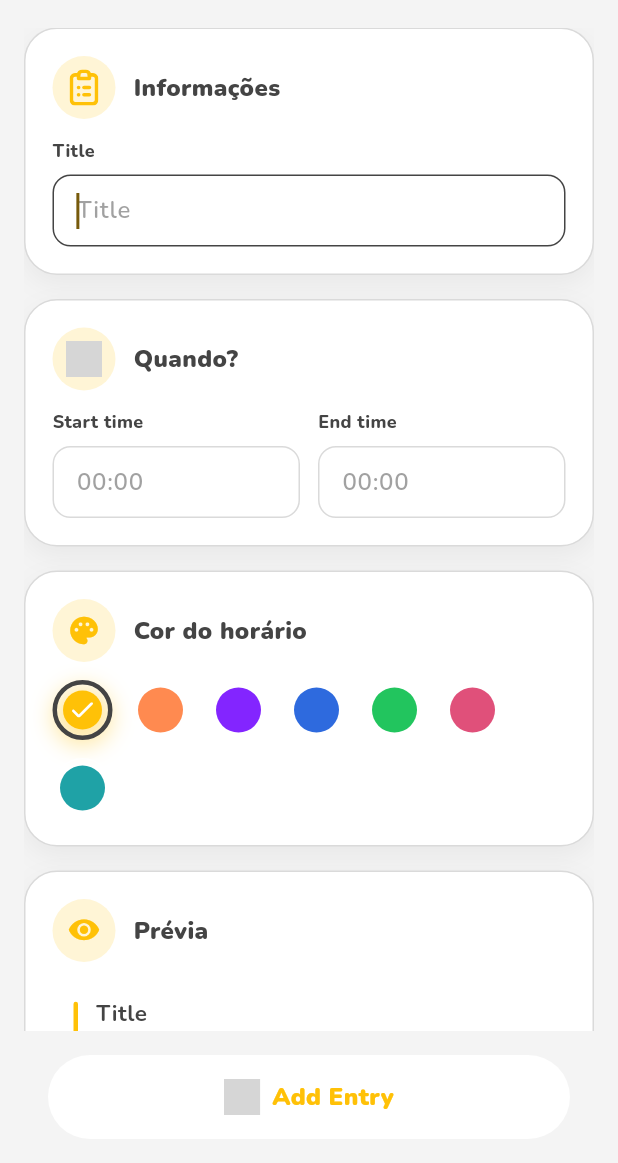
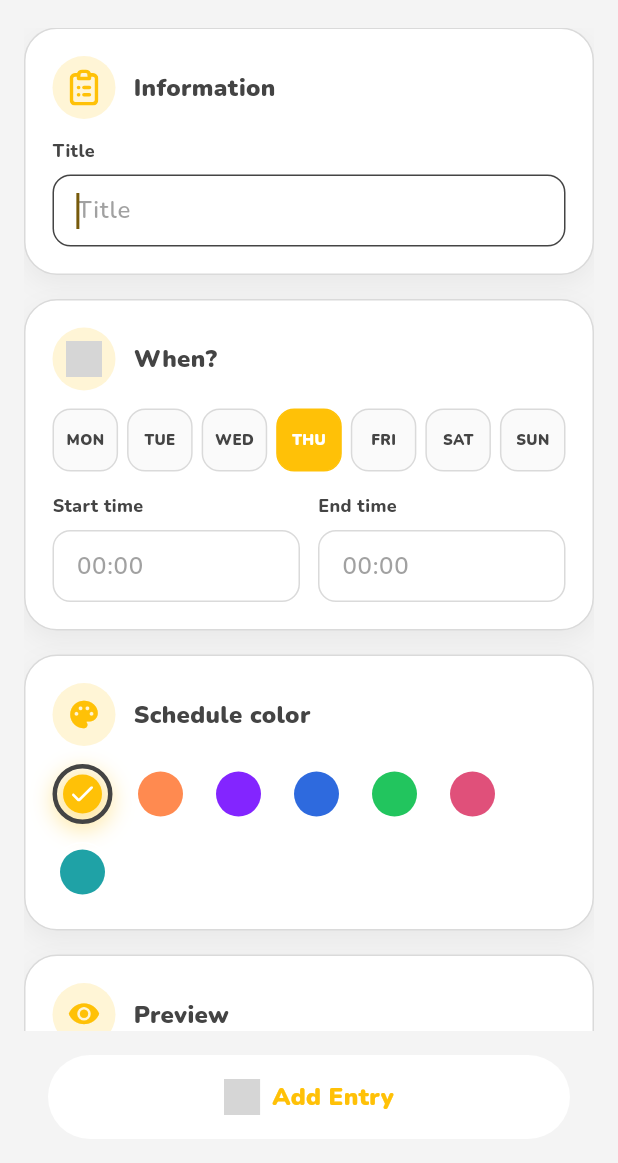
Before and after one commit to JoaoVJorge/helpout, a Flutter app: the AddScheduleEntryPage screen opened by its route, on a phone screen of 412 x 824 dp, the part 73-1236 px from its top. Run offline on Flutter 3.47's test engine with Material 3 defaults, Android fonts, the light colour scheme and no system bars; our stand-ins replace dartz, dio, equatable, flutter_dotenv, flutter_local_notifications, flutter_secure_storage and 4 more; accounts and stored records are empty; statements that could not run were skipped; grey boxes are pictures that could not be loaded.

Commit message:
feat: support adding a schedule entry to multiple weekdays
Replaces the single weekday picker with a multi-select weekday chip row, so one entry can be created across several days at once. Localizes the previously hardcoded section titles and duration labels, and adds a preview frame around the entry preview.

```diff
--- a/lib/presentation/schedule/add_schedule_entry_page.dart
+++ b/lib/presentation/schedule/add_schedule_entry_page.dart
@@ -9,13 +9,15 @@ import "package:help_out/presentation/schedule/widgets/schedule_entry_tile.dart"
 import "package:help_out/shared/widgets/app_icon.dart";
 import "package:help_out/shared/widgets/app_scaffold.dart";
 import "package:help_out/shared/widgets/app_top_bar.dart";
+import "package:help_out/shared/widgets/bounce_tap.dart";
 import "package:help_out/shared/widgets/subject_color_selector.dart";
 import "package:help_out/theme/decoration.dart";
 import "package:help_out/theme/subject_colors.dart";
+import "package:intl/intl.dart";
 
 typedef AddScheduleEntryResult = ({
   String title,
-  int weekday,
+  List<int> weekdays,
   int startMinutes,
   int endMinutes,
   int colorValue,
@@ -35,9 +37,9 @@ class _AddScheduleEntryPageState extends State<AddScheduleEntryPage> {
   final FocusNode _startTimeFocusNode = FocusNode();
   final FocusNode _endTimeFocusNode = FocusNode();
 
-  late final int _selectedWeekday = Get.arguments is int
-      ? Get.arguments as int
-      : DateTime.now().weekday;
+  late final Set<int> _selectedWeekdays = {
+    Get.arguments is int ? Get.arguments as int : DateTime.now().weekday,
+  };
   Color _selectedColor = SubjectColors.values.first;
 
   @override
@@ -108,7 +110,7 @@ class _AddScheduleEntryPageState extends State<AddScheduleEntryPage> {
     appNavigator.back<Object>(
       result: (
         title: title,
-        weekday: _selectedWeekday,
+        weekdays: _selectedWeekdays.toList()..sort(),
         startMinutes: startMinutes,
         endMinutes: endMinutes,
         colorValue: _selectedColor.toARGB32(),
@@ -129,7 +131,7 @@ class _AddScheduleEntryPageState extends State<AddScheduleEntryPage> {
         crossAxisAlignment: CrossAxisAlignment.start,
         children: [
           _FormSection(
-            title: "Informações",
+            title: context.l10n.scheduleInfoSection,
             icon: "list",
             child: Column(
               crossAxisAlignment: CrossAxisAlignment.start,
@@ -149,11 +151,16 @@ class _AddScheduleEntryPageState extends State<AddScheduleEntryPage> {
           ),
           const Gap(16),
           _FormSection(
-            title: "Quando?",
+            title: context.l10n.scheduleWhenSection,
             icon: "schedule",
             child: Column(
               crossAxisAlignment: CrossAxisAlignment.start,
               children: [
+                _WeekdayMultiSelector(
+                  selectedWeekdays: _selectedWeekdays,
+                  onToggle: _toggleWeekday,
+                ),
+                const Gap(14),
                 Row(
                   children: [
                     Expanded(
@@ -176,7 +183,7 @@ class _AddScheduleEntryPageState extends State<AddScheduleEntryPage> {
                     ),
                   ],
                 ),
-                if (_durationLabel != null) ...[
+                if (_durationLabel(context) != null) ...[
                   const Gap(12),
                   Row(
                     children: [
@@ -187,7 +194,9 @@ class _AddScheduleEntryPageState extends State<AddScheduleEntryPage> {
                       ),
                       const Gap(6),
                       Text(
-                        "Duração: $_durationLabel",
+                        context.l10n.scheduleDurationLabel(
+                          _durationLabel(context)!,
+                        ),
                         style: context.textStyles.bodySmall.copyWith(
                           color: context.colorTokens.primary,
                           fontWeight: FontWeight.w800,
@@ -201,7 +210,7 @@ class _AddScheduleEntryPageState extends State<AddScheduleEntryPage> {
           ),
           const Gap(16),
           _FormSection(
-            title: "Cor do horário",
+            title: context.l10n.scheduleColorSection,
             icon: Icons.palette_rounded,
             child: SubjectColorSelector(
               selectedColor: _selectedColor,
@@ -210,9 +219,11 @@ class _AddScheduleEntryPageState extends State<AddScheduleEntryPage> {
           ),
           const Gap(16),
           _FormSection(
-            title: "Prévia",
+            title: context.l10n.schedulePreviewSection,
             icon: Icons.visibility_rounded,
-            child: ScheduleEntryTile(entry: _previewEntry),
+            child: _PreviewFrame(
+              child: ScheduleEntryTile(entry: _previewEntry),
+            ),
           ),
         ],
       ),
@@ -227,11 +238,21 @@ class _AddScheduleEntryPageState extends State<AddScheduleEntryPage> {
   ScheduleEntryEntity get _previewEntry => ScheduleEntryEntity(
     id: "schedule-preview",
     title: _previewTitle,
-    weekday: _selectedWeekday,
+    weekday: _selectedWeekdays.first,
     startMinutes: _startMinutes ?? 0,
     endMinutes: _endMinutes,
     colorValue: _selectedColor.toARGB32(),
   );
+
+  void _toggleWeekday(int weekday) {
+    setState(() {
+      if (_selectedWeekdays.contains(weekday) && _selectedWeekdays.length > 1) {
+        _selectedWeekdays.remove(weekday);
+        return;
+      }
+      _selectedWeekdays.add(weekday);
+    });
+  }
 
   int? get _startMinutes {
     final ({int hour, int minute})? time = _parseTime(
@@ -245,7 +266,7 @@ class _AddScheduleEntryPageState extends State<AddScheduleEntryPage> {
     return time == null ? null : time.hour * 60 + time.minute;
   }
 
-  String? get _durationLabel {
+  String? _durationLabel(BuildContext context) {
     final int? start = _startMinutes;
     final int? end = _endMinutes;
     if (start == null || end == null || end <= start) {
@@ -256,12 +277,12 @@ class _AddScheduleEntryPageState extends State<AddScheduleEntryPage> {
     final int hours = totalMinutes ~/ 60;
     final int minutes = totalMinutes % 60;
     if (hours == 0) {
-      return "${minutes}min";
+      return context.l10n.scheduleDurationMinutes(minutes);
     }
     if (minutes == 0) {
-      return "${hours}h";
+      return context.l10n.scheduleDurationHours(hours);
     }
-    return "${hours}h ${minutes}min";
+    return context.l10n.scheduleDurationHoursMinutes(hours, minutes);
   }
 }
 
@@ -330,6 +351,111 @@ class _FormSection extends StatelessWidget {
         child,
       ],
     ),
+  );
+}
+
+class _WeekdayMultiSelector extends StatelessWidget {
+  const _WeekdayMultiSelector({
+    required this.selectedWeekdays,
+    required this.onToggle,
+  });
+
+  final Set<int> selectedWeekdays;
+  final ValueChanged<int> onToggle;
+
+  @override
+  Widget build(BuildContext context) {
+    final String locale = Localizations.localeOf(context).toString();
+    final DateTime monday = DateTime(2024, 1, 1);
+
+    return Row(
+      children: [
+        for (
+          int weekday = DateTime.monday;
+          weekday <= DateTime.sunday;
+          weekday++
+        ) ...[
+          if (weekday > DateTime.monday) const Gap(6),
+          Expanded(
+            child: _WeekdayToggleChip(
+              label: DateFormat.E(locale)
+                  .format(monday.add(Duration(days: weekday - 1)))
+                  .characters
+                  .take(3)
+                  .toString()
+                  .toUpperCase(),
+              isSelected: selectedWeekdays.contains(weekday),
+              onTap: () => onToggle(weekday),
+            ),
+          ),
+        ],
+      ],
+    );
+  }
+}
+
+class _WeekdayToggleChip extends StatelessWidget {
+  const _WeekdayToggleChip({
+    required this.label,
+    required this.isSelected,
+    required this.onTap,
+  });
+
+  final String label;
+  final bool isSelected;
+  final VoidCallback onTap;
+
+  @override
+  Widget build(BuildContext context) => BounceTap(
+    onTap: onTap,
+    child: AnimatedContainer(
+      duration: const Duration(milliseconds: 180),
+      height: 42,
+      alignment: Alignment.center,
+      decoration: BoxDecoration(
+        color: isSelected
+            ? context.colorTokens.primary
+            : context.colorTokens.scaffold.withValues(alpha: 0.42),
+        borderRadius: BorderRadius.circular(12),
+        border: Border.all(
+          color: isSelected
+              ? context.colorTokens.primary
+              : context.colorTokens.borderUnfocused,
+        ),
+      ),
+      child: Text(
+        label,
+        maxLines: 1,
+        overflow: TextOverflow.ellipsis,
+        style: context.textStyles.bodySmall.copyWith(
+          color: isSelected
+              ? context.colorTokens.white
+              : context.colorTokens.textBody,
+          fontSize: 10,
+          fontWeight: FontWeight.w900,
+        ),
+      ),
+    ),
+  );
+}
+
+class _PreviewFrame extends StatelessWidget {
+  const _PreviewFrame({required this.child});
+
+  final Widget child;
+
+  @override
+  Widget build(BuildContext context) => Container(
+    padding: const EdgeInsets.all(10),
+    decoration: BoxDecoration(
+      color: context.colorTokens.scaffold.withValues(alpha: 0.48),
+      borderRadius: BorderRadius.circular(18),
+      border: Border.all(
+        color: context.colorTokens.primary.withValues(alpha: 0.28),
+        width: 1.4,
+      ),
+    ),
+    child: child,
   );
 }
 
--- a/lib/presentation/schedule/schedule_page.dart
+++ b/lib/presentation/schedule/schedule_page.dart
@@ -102,7 +102,7 @@ class _ScheduleEmptyState extends StatelessWidget {
             Text(
               context.l10n.noScheduleYet,
               textAlign: TextAlign.center,
-              style: context.textStyles.extraBold24.copyWith(fontSize: 21),
+              style: context.textStyles.extraBold24.copyWith(fontSize: 22),
             ),
             const Gap(8),
             Text(
@@ -155,7 +155,7 @@ class _ScheduleAddButton extends StatelessWidget {
               maxLines: 1,
               overflow: TextOverflow.ellipsis,
               style: context.textStyles.textPrimaryButton.copyWith(
-                fontSize: 19,
+                fontSize: 20,
                 fontWeight: FontWeight.w900,
               ),
             ),
--- a/lib/presentation/schedule/widgets/schedule_entry_tile.dart
+++ b/lib/presentation/schedule/widgets/schedule_entry_tile.dart
@@ -43,7 +43,7 @@ class ScheduleEntryTile extends StatelessWidget {
                   entry.title,
                   maxLines: 1,
                   overflow: TextOverflow.ellipsis,
-                  style: context.textStyles.bodyLarge.copyWith(fontSize: 15),
+                  style: context.textStyles.bodyLarge,
                 ),
                 Text(
                   timeRange,
@@ -51,7 +51,6 @@ class ScheduleEntryTile extends StatelessWidget {
                   overflow: TextOverflow.ellipsis,
                   style: context.textStyles.bodySmall.copyWith(
                     color: context.colorTokens.textHint,
-                    fontSize: 11,
                   ),
                 ),
               ],
```
Also changed, not shown: lib/presentation/schedule/schedule_controller.dart (+24 -7 lines).
